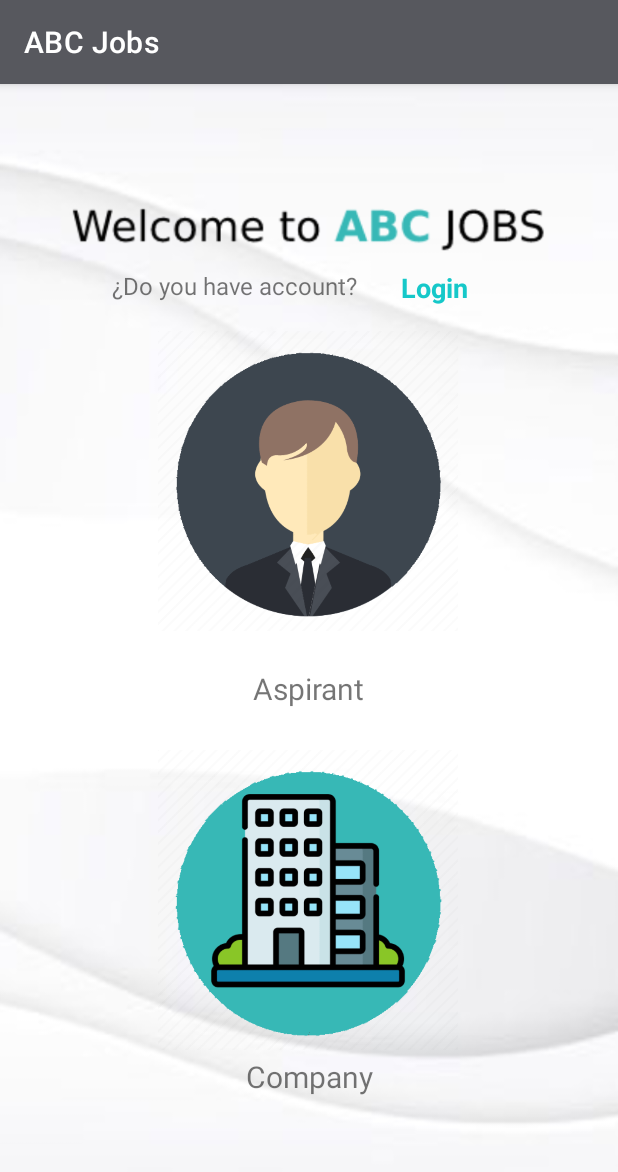
After one commit to manuel-morales-sa/MISW4502-ABC-JOBS, an Android app: the SelectProfileActivity screen opened directly, with no data from a screen before it, on a phone screen of 412 x 824 dp. The commit adds this screen. Shown: the top 1172 px of the screen. Run offline under Robolectric (Android 15) with nearby library versions, the phone set to English and light mode, and no system bars; Roboto replaces fonts that are not available here.

Commit message:
add profile view

```diff
--- a/app/src/main/java/com/example/vinilos/ui/main/view/MainActivity.kt
+++ b/app/src/main/java/com/example/vinilos/ui/main/view/MainActivity.kt
@@ -16,6 +16,11 @@ class MainActivity : AppCompatActivity() {
 
         binding.visitorButton.setOnClickListener {
             val intent = Intent(this, HomeActivity::class.java)
+            startActivity(intent)
+        }
+
+        binding.signUpBtn.setOnClickListener {
+            val intent = Intent(this, SelectProfileActivity::class.java)
             startActivity(intent)
         }
 
--- /dev/null
+++ b/app/src/main/java/com/example/vinilos/ui/main/view/SelectProfileActivity.kt
@@ -0,0 +1,20 @@
+package com.example.vinilos.ui.main.view
+
+import android.content.Intent
+import androidx.appcompat.app.AppCompatActivity
+import android.os.Bundle
+import com.vinylsMobile.vinylsapplication.databinding.ActivityMainBinding
+import com.vinylsMobile.vinylsapplication.databinding.ActivitySelectProfileBinding
+
+class SelectProfileActivity : AppCompatActivity() {
+    private lateinit var binding : ActivitySelectProfileBinding
+
+    override fun onCreate(savedInstanceState: Bundle?) {
+        super.onCreate(savedInstanceState)
+        binding = ActivitySelectProfileBinding.inflate(layoutInflater)
+        setContentView(binding.root)
+
+
+
+    }
+}
--- /dev/null
+++ b/app/src/main/res/layout/activity_select_profile.xml
@@ -0,0 +1,121 @@
+<?xml version="1.0" encoding="utf-8"?>
+    <androidx.constraintlayout.widget.ConstraintLayout xmlns:android="http://schemas.android.com/apk/res/android"
+      xmlns:app="http://schemas.android.com/apk/res-auto"
+      xmlns:tools="http://schemas.android.com/tools"
+      android:id="@+id/viewProfiler"
+      android:layout_width="match_parent"
+      android:layout_height="match_parent"
+      android:background="@drawable/base_sign_up"
+      tools:context="com.example.vinilos.ui.main.view.SelectProfileActivity">
+
+
+  <TextView
+      android:id="@+id/textView"
+      android:layout_width="130dp"
+      android:layout_height="32dp"
+      android:layout_marginLeft="15dp"
+      android:layout_marginRight="15dp"
+      android:textColor="#57585F"
+      android:textSize="24sp"
+      android:textStyle="bold"
+      app:layout_constraintBottom_toBottomOf="parent"
+      app:layout_constraintEnd_toEndOf="parent"
+      app:layout_constraintHorizontal_bias="0.498"
+      app:layout_constraintStart_toStartOf="parent"
+      app:layout_constraintTop_toTopOf="parent"
+      app:layout_constraintVertical_bias="0.104" />
+
+  <ImageView
+      android:id="@+id/dice_image"
+      android:layout_width="200dp"
+      android:layout_height="200dp"
+      android:layout_gravity="center_horizontal"
+      android:background="@drawable/icon_profile_candidate"
+      android:contentDescription="@string/logo"
+      app:layout_constraintBottom_toBottomOf="parent"
+      app:layout_constraintEnd_toEndOf="parent"
+      app:layout_constraintHorizontal_bias="0.497"
+      app:layout_constraintStart_toStartOf="parent"
+      app:layout_constraintTop_toBottomOf="@+id/textView"
+      app:layout_constraintVertical_bias="0.122" />
+
+  <TextView
+      android:id="@+id/sign_up_btn"
+      android:layout_width="wrap_content"
+      android:layout_height="wrap_content"
+      android:background="?android:attr/selectableItemBackground"
+      android:clickable="true"
+      android:focusable="true"
+      android:minWidth="48dp"
+      android:minHeight="48dp"
+      android:text="Login"
+      android:textColor="@color/turquoise"
+      android:textSize="18sp"
+      android:textStyle="bold"
+      app:layout_constraintBottom_toBottomOf="parent"
+      app:layout_constraintEnd_toEndOf="parent"
+      app:layout_constraintHorizontal_bias="0.735"
+      app:layout_constraintStart_toStartOf="parent"
+      app:layout_constraintTop_toTopOf="parent"
+      app:layout_constraintVertical_bias="0.171" />
+
+
+  <TextView
+      android:id="@+id/textView2"
+      android:layout_width="wrap_content"
+      android:layout_height="wrap_content"
+      android:text="¿Do you have account? "
+      android:textSize="16sp"
+      app:layout_constraintBottom_toBottomOf="parent"
+      app:layout_constraintEnd_toEndOf="parent"
+      app:layout_constraintHorizontal_bias="0.307"
+      app:layout_constraintStart_toStartOf="parent"
+      app:layout_constraintTop_toTopOf="parent"
+      app:layout_constraintVertical_bias="0.165" />
+
+
+  <TextView
+      android:id="@+id/textVie3"
+      android:layout_width="wrap_content"
+      android:layout_height="wrap_content"
+      android:text="Aspirant"
+      android:textSize="20sp"
+      app:layout_constraintBottom_toBottomOf="parent"
+      app:layout_constraintEnd_toEndOf="parent"
+      app:layout_constraintStart_toStartOf="parent"
+      app:layout_constraintTop_toTopOf="parent"
+      app:layout_constraintVertical_bias="0.526" />
+
+  <ImageView
+      android:id="@+id/dice_image_build"
+      android:layout_width="200dp"
+      android:layout_height="200dp"
+      android:layout_gravity="center_horizontal"
+      android:background="@drawable/logo_build_profile"
+      android:contentDescription="@string/logo"
+      app:layout_constraintBottom_toBottomOf="parent"
+      app:layout_constraintEnd_toEndOf="parent"
+      app:layout_constraintHorizontal_bias="0.497"
+      app:layout_constraintStart_toStartOf="parent"
+      app:layout_constraintTop_toBottomOf="@+id/textView"
+      app:layout_constraintVertical_bias="0.73" />
+
+  <TextView
+      android:id="@+id/textVie4"
+      android:layout_width="wrap_content"
+      android:layout_height="wrap_content"
+      android:text="Company"
+      android:textSize="20sp"
+      app:layout_constraintBottom_toBottomOf="parent"
+      app:layout_constraintEnd_toEndOf="parent"
+      app:layout_constraintStart_toStartOf="parent"
+      app:layout_constraintTop_toTopOf="parent"
+      app:layout_constraintVertical_bias="0.875" />
+
+  <androidx.constraintlayout.widget.Barrier
+        android:id="@+id/barrier2"
+        android:layout_width="wrap_content"
+        android:layout_height="wrap_content"
+        app:barrierDirection="left" />
+
+    </androidx.constraintlayout.widget.ConstraintLayout>
--- a/app/src/main/res/menu/navigation_menu_icons.xml
+++ b/app/src/main/res/menu/navigation_menu_icons.xml
@@ -2,15 +2,15 @@
 <menu xmlns:android="http://schemas.android.com/apk/res/android">
 
     <item
-        android:title="@string/menu_album__label"
+        android:title="@string/menu_aspirant_label"
         android:id="@+id/nav_graph_album"
         android:icon="@drawable/ic_navbar_album_icon" />
     <item
-        android:title="@string/menu_artist_label"
+        android:title="@string/menu_project_label"
         android:id="@+id/nav_graph_artist"
         android:icon="@drawable/ic_navbar_sing_icon" />
     <item
-        android:title="@string/menu_collector_label"
+        android:title="@string/menu_interview_label"
         android:id="@+id/action_books"
         android:icon="@drawable/ic_navbar_collectors_icon_2" />
 </menu>
```
Also changed, not shown: app/src/main/AndroidManifest.xml (+14 -7 lines), app/src/main/res/layout/activity_main.xml (+30 -25 lines), app/src/main/res/values/strings.xml (+6 -3 lines), app/src/debug/res/drawable/base.png (deleted), app/src/main/res/drawable/base.png (added), app/src/main/res/drawable/base_sign_up.png (added), app/src/main/res/drawable/icon_profile_candidate.png (added), app/src/main/res/drawable/logo_build_profile.png (added).
